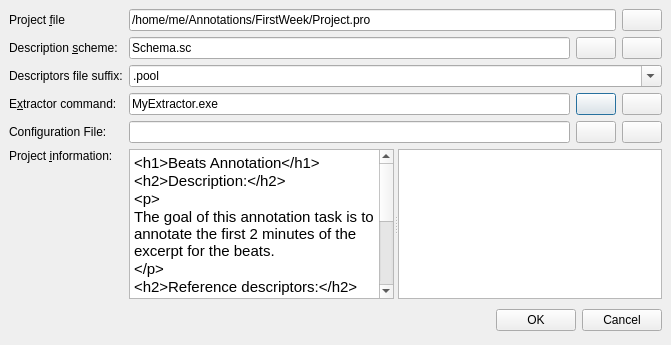
Before: the Qt Designer form Annotator/src/ProjectEditor.ui in clam-project/clam, drawn with Qt 5.
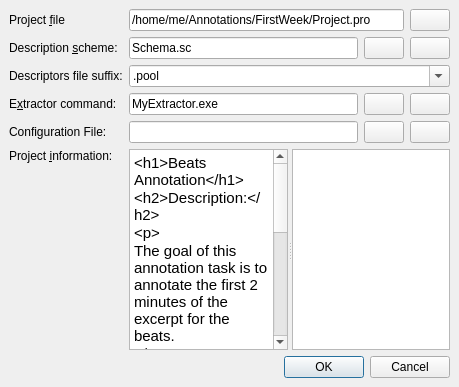
After: the same form once the commit is applied. Icons and pictures are not drawn.

Commit message: * ProjectEditor.cxx ProjectEditor.hxx ProjectEditor.ui: change from "QPushButton" into "QDialogButtonBox"

```diff
--- a/Annotator/src/ProjectEditor.ui
+++ b/Annotator/src/ProjectEditor.ui
@@ -5,8 +5,8 @@
    <rect>
     <x>0</x>
     <y>0</y>
-    <width>671</width>
-    <height>345</height>
+    <width>459</width>
+    <height>387</height>
    </rect>
   </property>
   <property name="windowTitle" >
@@ -244,52 +244,6 @@
      </property>
     </widget>
    </item>
-   <item row="6" column="0" colspan="2" >
-    <layout class="QHBoxLayout" >
-     <property name="spacing" >
-      <number>6</number>
-     </property>
-     <property name="leftMargin" >
-      <number>0</number>
-     </property>
-     <property name="topMargin" >
-      <number>0</number>
-     </property>
-     <property name="rightMargin" >
-      <number>0</number>
-     </property>
-     <property name="bottomMargin" >
-      <number>0</number>
-     </property>
-     <item>
-      <spacer>
-       <property name="orientation" >
-        <enum>Qt::Horizontal</enum>
-       </property>
-       <property name="sizeHint" >
-        <size>
-         <width>131</width>
-         <height>31</height>
-        </size>
-       </property>
-      </spacer>
-     </item>
-     <item>
-      <widget class="QPushButton" name="okButton" >
-       <property name="text" >
-        <string>OK</string>
-       </property>
-      </widget>
-     </item>
-     <item>
-      <widget class="QPushButton" name="cancelButton" >
-       <property name="text" >
-        <string>Cancel</string>
-       </property>
-      </widget>
-     </item>
-    </layout>
-   </item>
    <item row="4" column="0" >
     <widget class="QLabel" name="label_6" >
      <property name="text" >
@@ -340,6 +294,13 @@
      </item>
     </layout>
    </item>
+   <item row="6" column="0" colspan="2" >
+    <widget class="QDialogButtonBox" name="buttonBox" >
+     <property name="standardButtons" >
+      <set>QDialogButtonBox::Cancel|QDialogButtonBox::NoButton|QDialogButtonBox::Ok</set>
+     </property>
+    </widget>
+   </item>
   </layout>
  </widget>
  <resources>
```
Left out of the diff: 37 changed lines with no effect on the pictures. The commit also changes 2 other files.
